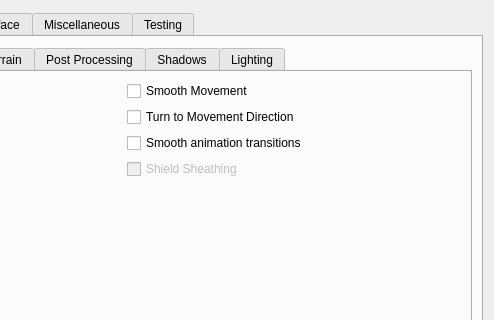
The window that apps/launcher/ui/settingspage.ui (jeffcwj/openmw-cn-android) describes before a commit, drawn with Qt 5; both pictures show x 247 to 741 and y 0 to 320 of the 741 by 503 pixel window.
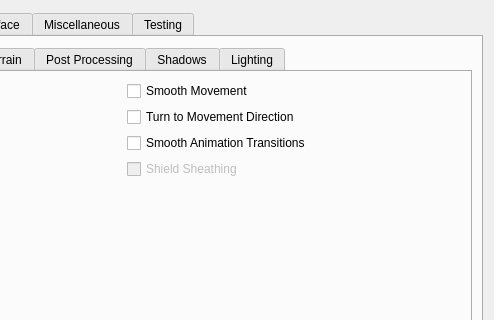
The same window after the commit. The open tabs and pages were chosen to show the change.

Patch:
```diff
--- a/apps/launcher/ui/settingspage.ui
+++ b/apps/launcher/ui/settingspage.ui
@@ -432,7 +432,7 @@
                      <string>&lt;html&gt;&lt;head/&gt;&lt;body&gt;&lt;p&gt;If enabled - makes transitions between different animations/poses much smoother. Also allows to load animation blending config YAML files that can be bundled with animations in order to customise blending styles.&lt;/p&gt;&lt;/body&gt;&lt;/html&gt;</string>
                    </property>
                    <property name="text">
-                     <string>Smooth animation transitions</string>
+                     <string>Smooth Animation Transitions</string>
                    </property>
                  </widget>
                </item>
```
